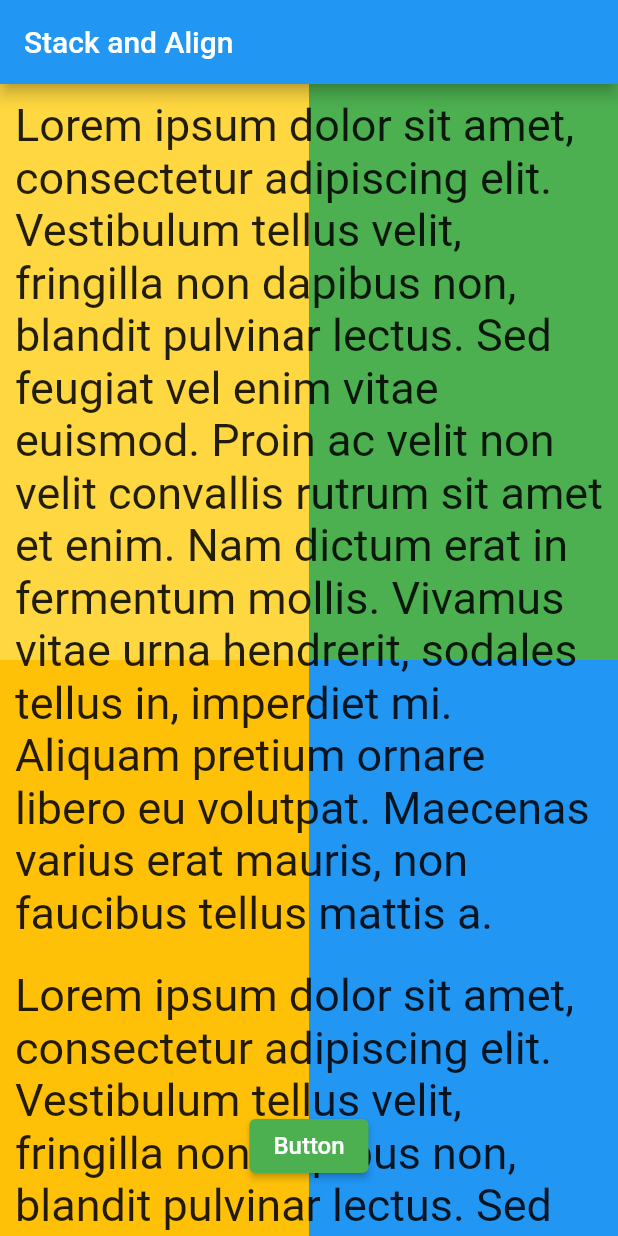
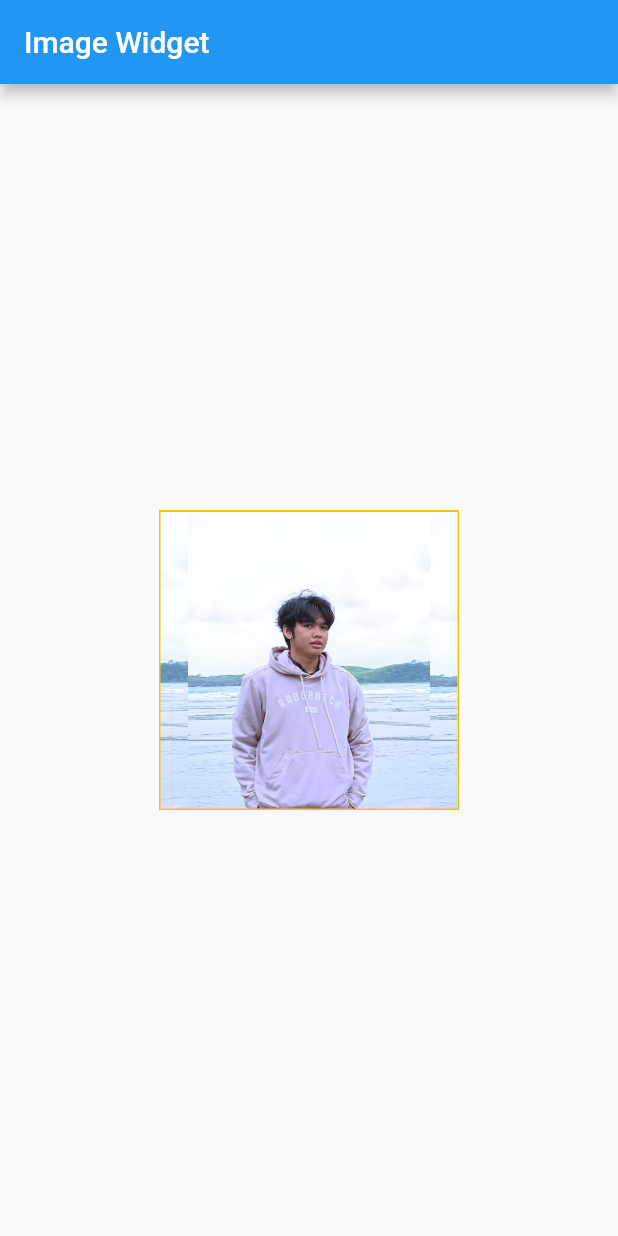
Before and after one commit to zeph1re/FlutterTutorial, a Flutter app: the screen it shows after launch, on a phone screen of 412 x 824 dp. Run offline on Flutter 3.47's test engine with Material 2 defaults, Android fonts, the phone set to English and light mode, and no system bars.

Commit message:
add image widget

```diff
--- a/lib/main.dart
+++ b/lib/main.dart
@@ -4,113 +4,29 @@ void main() {
   runApp(const MyApp());
 }
 
-class MyApp extends StatefulWidget {
+class MyApp extends StatelessWidget {
   const MyApp({super.key});
-
-  @override
-  State<MyApp> createState() => _MyAppState();
-}
-
-class _MyAppState extends State<MyApp> {
-  String dummy =
-      "Lorem ipsum dolor sit amet, consectetur adipiscing elit. Vestibulum tellus velit, fringilla non dapibus non, blandit pulvinar lectus. Sed feugiat vel enim vitae euismod. Proin ac velit non velit convallis rutrum sit amet et enim. Nam dictum erat in fermentum mollis. Vivamus vitae urna hendrerit, sodales tellus in, imperdiet mi. Aliquam pretium ornare libero eu volutpat. Maecenas varius erat mauris, non faucibus tellus mattis a.";
 
   @override
   Widget build(BuildContext context) {
     return MaterialApp(
         home: Scaffold(
       appBar: AppBar(
-              title: const Text("Stack and Align"),
+        title: const Text("Image Widget"),
       ),
-            body: Stack(
-              children: [
-                // Background
-                Column(
-                  children: [
-                    Flexible(
-                        flex: 1,
-                        child: Row(
-                          children: [
-                            Flexible(
-                              flex: 1,
+      body: Center(
         child: Container(
-                                color: Colors.amberAccent,
+          color: Colors.amber,
+          width: 200,
+          height: 200,
+          padding: const EdgeInsets.all(1),
+          child: const Image(
+            image: AssetImage("images/arlinnoganda.jpg"),
+            fit: BoxFit.contain,
+            repeat: ImageRepeat.repeat,
           ),
         ),
-                            Flexible(
-                              flex: 1,
-                              child: Container(
-                                color: Colors.green,
       ),
-                            )
-                          ],
-                        )),
-                    Flexible(
-                        flex: 1,
-                        child: Row(
-                          children: [
-                            Flexible(
-                              flex: 1,
-                              child: Container(
-                                color: Colors.amber,
-                              ),
-                            ),
-                            Flexible(
-                              flex: 1,
-                              child: Container(
-                                color: Colors.blue,
-                              ),
-                            )
-                          ],
-                        ))
-                  ],
-                ),
-                // listview
-
-                ListView(
-                  children: [
-                    Column(
-                      children: [
-                        Container(
-                          margin: const EdgeInsets.all(10),
-                          child: Text(
-                            dummy,
-                            style: const TextStyle(fontSize: 30),
-                          ),
-                        ),
-                        Container(
-                          margin: const EdgeInsets.all(10),
-                          child: Text(
-                            dummy,
-                            style: const TextStyle(fontSize: 30),
-                          ),
-                        ),
-                        Container(
-                          margin: const EdgeInsets.all(10),
-                          child: Text(
-                            dummy,
-                            style: const TextStyle(fontSize: 30),
-                          ),
-                        )
-                      ],
-                    )
-                  ],
-                ),
-                // button tengah bawah
-                Align(
-                  alignment: const Alignment(0, 0.90),
-                  child: ElevatedButton(
-                      onPressed: () {},
-                      style: TextButton.styleFrom(
-                        foregroundColor: Colors.white,
-                        backgroundColor: Colors.green,
-                      ),
-                      child: const Text(
-                        "Button",
-                        style: TextStyle(fontSize: 16),
-                      )),
-                )
-              ],
-            )));
+    ));
   }
 }
--- a/pubspec.yaml
+++ b/pubspec.yaml
@@ -18,6 +18,9 @@ dev_dependencies:
 flutter:
   uses-material-design: true
 
+  assets:
+    - images/arlinnoganda.jpg
+
 fonts:
   - family: Poppins
     fonts:
```
Also changed, not shown: images/arlinnoganda.jpg (added). Lines whose indentation alone changed are shown as unchanged.
